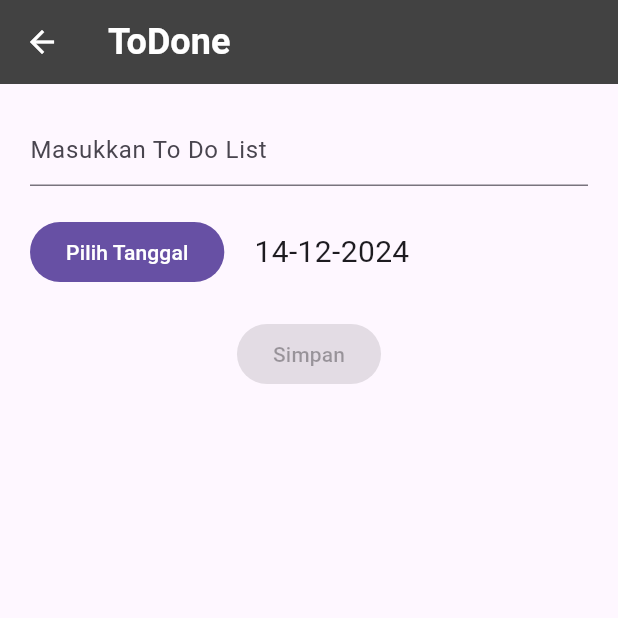
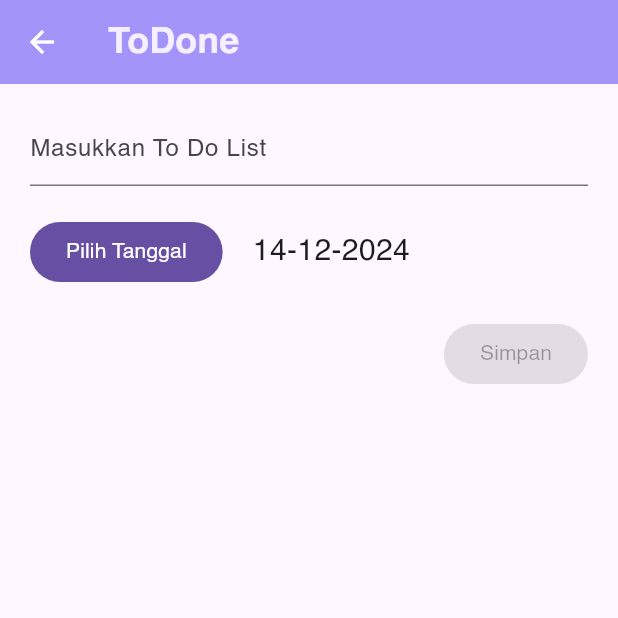
Before and after one commit to Ariyalex/ToDone, a Flutter app: the screen it shows after launch, after a tap on the "add" icon, on a phone screen of 412 x 824 dp, the top half of it. Run offline on Flutter 3.47's test engine with Material 3 defaults, Android fonts, the phone set to English and light mode, and no system bars; our stand-ins replace shared_preferences.

Commit message:
refactor UI components for AddList and EditList, implement custom slide transition, and update home screen to display item dates

```diff
--- a/lib/add_list.dart
+++ b/lib/add_list.dart
@@ -48,7 +48,7 @@ class _AddListState extends State<AddList> {
   Widget build(BuildContext context) {
     return Scaffold(
       appBar: AppBar(
-        backgroundColor: Colors.grey[800],
+        backgroundColor: const Color(0xFFA294F9),
         leading:
           IconButton(
             icon: const Icon(Icons.arrow_back, color: Colors.white),
@@ -59,7 +59,7 @@ class _AddListState extends State<AddList> {
         title: const Text(
             'ToDone',
             style: TextStyle(
-              color: Colors.white,
+              color: Color(0xFFF5EFFF),
               fontSize: 24,
               fontWeight: FontWeight.bold,
             ),
@@ -97,6 +97,9 @@ class _AddListState extends State<AddList> {
               ],
             ),
           ),
+          Row(
+            mainAxisAlignment: MainAxisAlignment.end,
+            children: [
               Padding(
                 padding: const EdgeInsets.all(20),
                 child: ElevatedButton(
@@ -109,6 +112,8 @@ class _AddListState extends State<AddList> {
               ),
             ],
           ),
+        ],
+      ),
     );
   }
 }
--- a/lib/home_screen.dart
+++ b/lib/home_screen.dart
@@ -4,6 +4,7 @@ import 'package:to_do_list/data/list.dart'; // Import the Todolist class
 import 'package:shared_preferences/shared_preferences.dart'; // Import SharedPreferences
 import 'dart:convert'; // Import json
 import 'package:to_do_list/edit.dart'; // Import the EditList class
+import 'package:to_do_list/main.dart';
 
 class HomeScreen extends StatefulWidget {
   const HomeScreen({super.key});
@@ -49,11 +50,11 @@ class _HomeScreenState extends State<HomeScreen> {
   Widget build(BuildContext context) {
     return Scaffold(
       appBar: AppBar(
-        backgroundColor: Colors.grey[800],
+        backgroundColor: const Color(0xFFA294F9),
         title: const Text(
           'ToDone',
           style: TextStyle(
-            color: Colors.white,
+            color: Color(0xFFF5EFFF),
             fontSize: 24,
             fontWeight: FontWeight.bold,
           ),
@@ -103,8 +104,8 @@ class _HomeScreenState extends State<HomeScreen> {
                             if (index >= 0 && index < Todolist.todoList.length) {
                               final result = await Navigator.push(
                                 context,
-                                MaterialPageRoute(
-                                  builder: (context) => EditList(
+                                SlidePageRoute(
+                                  page: EditList(
                                     index: index,
                                     initialText: Todolist.todoList[index].listTodo,
                                     initialDate: Todolist.todoList[index].date, // Pass the initial date
@@ -132,9 +133,16 @@ class _HomeScreenState extends State<HomeScreen> {
                               ),
                               title: Row(
                                 children: <Widget>[
-                                  Text(Todolist.todoList[index].listTodo),
-                                  if (Todolist.todoList[index].isDone)
-                                    const Icon(Icons.check, color: Colors.green),
+                                  Flexible(
+                                    child: Text(
+                                      Todolist.todoList[index].listTodo,
+                                      style: TextStyle(
+                                        decoration: Todolist.todoList[index].isDone ? TextDecoration.lineThrough : TextDecoration.none,
+                                        decorationColor: Todolist.todoList[index].isDone ? Colors.red : Colors.transparent,
+                                        decorationThickness: Todolist.todoList[index].isDone ? 2.0 : 1.0,
+                                      ),
+                                    ),
+                                  ),
                                 ],
                               ),
                               subtitle: Text(Todolist.todoList[index].date), // Display the date
@@ -164,7 +172,7 @@ class _HomeScreenState extends State<HomeScreen> {
         onPressed: () async {
           final result = await Navigator.push(
             context,
-            MaterialPageRoute(builder: (context) => const AddList()),
+            SlidePageRoute(page: const AddList()), // Use page instead of builder
           );
           if (result != null) {
             _addToDoItem(result);
--- a/lib/main.dart
+++ b/lib/main.dart
@@ -13,8 +13,36 @@ class MyApp extends StatelessWidget {
     return MaterialApp(
       title: 'Flutter Demo',
       theme: ThemeData(
+        fontFamily: 'Helvetica',
+        primarySwatch: Colors.deepPurple,
       ),
       home: const HomeScreen(),
     );
   }
 }
+
+class SlidePageRoute extends PageRouteBuilder {
+  final Widget page;
+
+  SlidePageRoute({required this.page})
+      : super(
+          pageBuilder: (BuildContext context, Animation<double> animation,
+              Animation<double> secondaryAnimation) {
+            return page;
+          },
+          transitionsBuilder: (BuildContext context,
+              Animation<double> animation,
+              Animation<double> secondaryAnimation,
+              Widget child) {
+            const begin = Offset(1.0, 0.0);
+            const end = Offset.zero;
+            const curve = Curves.ease;
+            var tween = Tween(begin: begin, end: end).chain(CurveTween(curve: curve));
+            var offsetAnimation = animation.drive(tween);
+            return SlideTransition(
+              position: offsetAnimation,
+              child: child,
+            );
+          },
+        );
+}
```
Also changed, not shown: lib/edit.dart (+18 -7 lines), pubspec.yaml (+7 -1 lines), fonts/Helvetica-Bold.ttf (added), fonts/Helvetica.ttf (added). Lines whose indentation alone changed are shown as unchanged.
